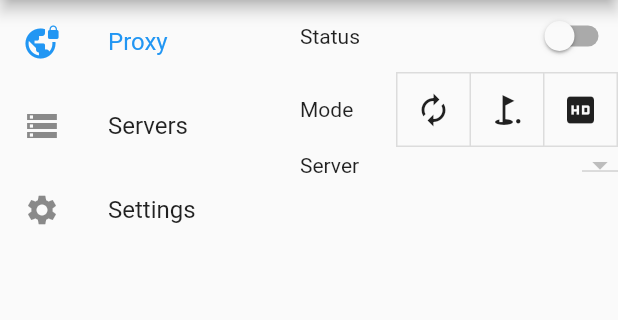
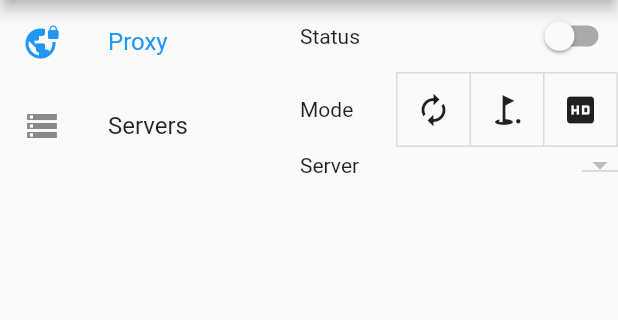
Before and after one commit to pokemon0gong/sandshrew, a Flutter app: the screen it shows after launch, on a phone screen of 412 x 824 dp, the part 84-404 px from its top. Run offline on Flutter 3.47's test engine with Material 2 defaults, Android fonts, the phone set to English and light mode, and no system bars; our stand-ins replace shared_preferences; generated files the repository leaves out were written again.

Commit message:
Add home page for desktop platforms.

```diff
--- a/lib/main.dart
+++ b/lib/main.dart
@@ -4,6 +4,7 @@ import 'package:provider/provider.dart';
 import 'package:shared_preferences/shared_preferences.dart';
 import 'package:sandshrew/models/server.dart';
 import 'package:sandshrew/models/server_model.dart';
+import './pages/home_page.dart';
 import './pages/proxy_page.dart';
 import './pages/servers_page.dart';
 
@@ -39,10 +40,9 @@ class SandshrewApp extends StatelessWidget {
         theme: ThemeData(
           primarySwatch: Colors.blue,
         ),
-        initialRoute: '/proxy',
+        initialRoute: '/',
         routes: {
-          '/proxy': (context) => ProxyPage(),
-          '/servers': (context) => ServersPage(),
+          '/': (context) => HomePage(),
         },
       ),
     );
--- /dev/null
+++ b/lib/pages/home_page.dart
@@ -0,0 +1,85 @@
+import 'package:flutter/material.dart';
+import 'package:sandshrew/widgets/proxy_widget.dart';
+import 'package:sandshrew/widgets/servers_widget.dart';
+
+enum HomeWidgets { proxy, servers }
+
+class HomePage extends StatefulWidget {
+  HomePage({Key key}) : super(key: key);
+
+  @override
+  _HomePageState createState() => _HomePageState();
+}
+
+class _HomePageState extends State<HomePage> {
+
+  HomeWidgets widgetIndex = HomeWidgets.proxy;
+
+  @override
+  Widget build(BuildContext context) {
+    return Scaffold(
+      appBar: _buildAppBar(),
+      body: Row(
+        children: <Widget>[
+          _buildMenu(context),
+          Expanded(
+            child: _buildContent(),
+          ),
+        ],
+      ),
+    );
+  }
+
+  Widget _buildContent() {
+    switch(widgetIndex) {
+      case HomeWidgets.servers:
+        return ServersWidget();
+      default:
+        return MyProxyWidget();
+    }
+  }
+
+  Widget _buildMenu(BuildContext context) {
+    return Container(
+      width: 200,
+      child: ListView(
+        children: <Widget>[
+          ListTile(
+            title: Text('Proxy'),
+            leading: Icon(Icons.vpn_lock),
+            onTap: () {
+              setState(() {
+                widgetIndex = HomeWidgets.proxy;
+              });
+            },
+            selected: widgetIndex == HomeWidgets.proxy,
+          ),
+          ListTile(
+            title: Text('Servers'),
+            leading: Icon(Icons.storage),
+            onTap: () {
+              setState(() {
+                widgetIndex = HomeWidgets.servers;
+              });
+            },
+            selected: widgetIndex == HomeWidgets.servers,
+          ),
+        ],
+      ),
+    );
+  }
+
+  AppBar _buildAppBar() {
+    return AppBar(
+      title: ListTile(
+        leading: CircleAvatar(
+          child: ClipRRect(
+            child: Image.asset('images/logo.png'),
+            borderRadius: BorderRadius.circular(10),
+          ),
+        ),
+        title: Text('Sandshrew')
+      ),
+    );
+  }
+}
--- /dev/null
+++ b/lib/widgets/proxy_widget.dart
@@ -0,0 +1,86 @@
+import 'package:flutter/material.dart';
+import 'package:provider/provider.dart';
+import 'package:sandshrew/models/server_model.dart';
+
+class MyProxyWidget extends StatefulWidget {
+  MyProxyWidget({Key key}) : super(key: key);
+
+  @override
+  _MyProxyWidgetState createState() => _MyProxyWidgetState();
+}
+
+class _MyProxyWidgetState extends State<MyProxyWidget> {
+
+  final proxyModes = [false, false, false];
+  bool isOn = false;
+  num serverIndex = 0;
+
+  @override
+  Widget build(BuildContext context) {
+    return Column(
+      children: <Widget>[
+        Row(
+          mainAxisAlignment: MainAxisAlignment.spaceBetween,
+          children: <Widget>[
+            Text('Status'),
+            Switch(
+              value: isOn,
+              onChanged: (bool value) {
+                setState(() {
+                  isOn = value;
+                });
+              },
+            ),
+          ],
+        ),
+        Row(
+          mainAxisAlignment: MainAxisAlignment.spaceBetween,
+          children: <Widget>[
+            Text('Mode'),
+            ToggleButtons(
+              isSelected: proxyModes,
+              onPressed: (int index) {
+                setState(() {
+                  for (int buttonIndex = 0; buttonIndex < proxyModes.length; buttonIndex++) {
+                    if (buttonIndex == index) {
+                      proxyModes[buttonIndex] = true;
+                    } else {
+                      proxyModes[buttonIndex] = false;
+                    }
+                  }
+                });
+              },
+              children: <Widget>[
+                Tooltip(message: 'Auto Model', child: Icon(Icons.autorenew)),
+                Tooltip(message: 'Global Model', child: Icon(Icons.golf_course)),
+                Tooltip(message: 'Manual Model', child: Icon(Icons.hd)),
+              ],
+            ),
+          ],
+        ),
+        Row(
+          mainAxisAlignment: MainAxisAlignment.spaceBetween,
+          children: <Widget>[
+            Text('Server'),
+            Consumer<ServerModel>(
+              builder: (context, servers, child) {
+                final children = servers.all.asMap().entries.map<DropdownMenuItem<num>>((e) {
+                  return DropdownMenuItem<num>(value: e.key, child: Text(e.value.name),);
+                }).toList();
+                return DropdownButton(
+                  value: serverIndex,
+                  items: children,
+                  onChanged: (num value) {
+                    setState(() {
+                      serverIndex = value;
+                    });
+                  },
+                );
+              },
+            ),
+          ],
+        ),
+      ],
+    );
+  }
+}
```
Also changed, not shown: lib/widgets/server_from.dart (added, +109 -0 lines), lib/widgets/servers_widget.dart (added, +212 -0 lines), lib/pages/mobile/proxy_page.dart (renamed from lib/pages/proxy_page.dart), lib/pages/mobile/servers_page.dart (renamed from lib/pages/servers_page.dart).
